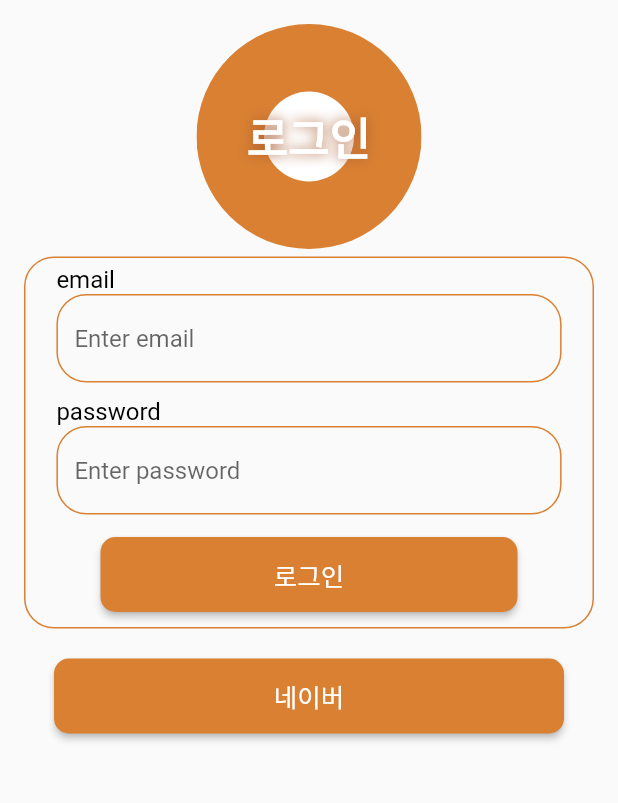
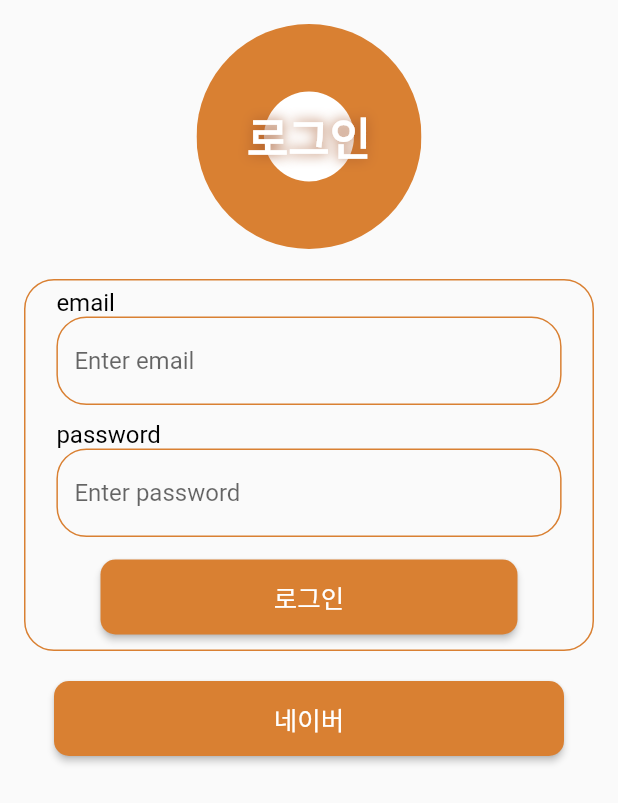
Before and after one commit to S-Sojung/group-buying-frontend, a Flutter app: the LoginBody screen opened directly, on a phone screen of 412 x 824 dp. Shown: the top 803 px of the screen. Run offline on Flutter 3.47's test engine with Material 2 defaults, Android fonts, the phone set to English and light mode, and no system bars; our stand-ins replace dio, flutter_riverpod, flutter_secure_storage, flutter_svg, geocoding, geolocator and 8 more; missing offline and left inert: bootpay, dart:ffi, remedi_kopo; accounts and stored records are empty; network calls fail; Roboto replaces fonts that are missing (HallymGothic).

Commit message:
Feat: 로그인 폼필드 수정 및 첫 화면에서 로그인 정보 들고오기

```diff
--- a/lib/views/components/donut_text_form_field.dart
+++ b/lib/views/components/donut_text_form_field.dart
@@ -29,7 +29,7 @@ class DonutTextFormField extends StatelessWidget {
             controller: controller,
             validator: funValidator,
 
-            obscureText: hint == "Password" ? true : false,
+            obscureText: hint == "Password" || hint == "password" ? true : false,
             decoration: InputDecoration(
               hintText: "Enter $hint",
               enabledBorder: OutlineInputBorder(
--- a/lib/views/pages/auth/login_page/components/login_form.dart
+++ b/lib/views/pages/auth/login_page/components/login_form.dart
@@ -1,10 +1,12 @@
+import 'package:donut/controller/user_controller.dart';
 import 'package:donut/core/constants/theme.dart';
 import 'package:donut/core/utils/validator_util.dart';
 import 'package:donut/views/components/donut_button.dart';
 import 'package:donut/views/components/donut_text_form_field.dart';
 import 'package:flutter/material.dart';
+import 'package:flutter_riverpod/flutter_riverpod.dart';
 
-class LoginForm extends StatelessWidget {
+class LoginForm extends ConsumerWidget {
   final _formKey = GlobalKey<FormState>();
   final _email = TextEditingController();
   final _password = TextEditingController();
@@ -12,9 +14,9 @@ class LoginForm extends StatelessWidget {
   LoginForm({Key? key}) : super(key: key);
 
   @override
-  Widget build(BuildContext context) {
+  Widget build(BuildContext context,WidgetRef ref) {
     return Padding(
-      padding: const EdgeInsets.only(top: 5),
+      padding: const EdgeInsets.only(top: 20),
       child: Column(
         children: [
           Container(
@@ -29,7 +31,7 @@ class LoginForm extends StatelessWidget {
                     controller: _email,
                     title: "email",
                     hint: "email",
-                    funValidator: validateUsername(),
+                    funValidator: validateEmail(),
                   ),
                   DonutTextFormField(
                     controller: _password,
@@ -39,7 +41,12 @@ class LoginForm extends StatelessWidget {
                   ),
                   Padding(
                     padding: const EdgeInsets.symmetric(horizontal: 50, vertical: 10),
-                    child: DonutButton(text: "로그인", funPageRoute: (){}),
+                    child: DonutButton(text: "로그인", funPageRoute: () async {
+                      if (_formKey.currentState!.validate()) {
+                        //아래 read를 통해서 뭔가를 해야한다면 await 해서 기다려 줘야한다.
+                        ref.read(userControllerProvider).login(_email.text.trim(), _password.text.trim());
+                      }
+                    }),
                   ),
                 ],
               ),
```
Also changed, not shown: lib/main.dart (+16 -13 lines), lib/views/pages/splash/splash_page/splash_page.dart (+9 -12 lines).
